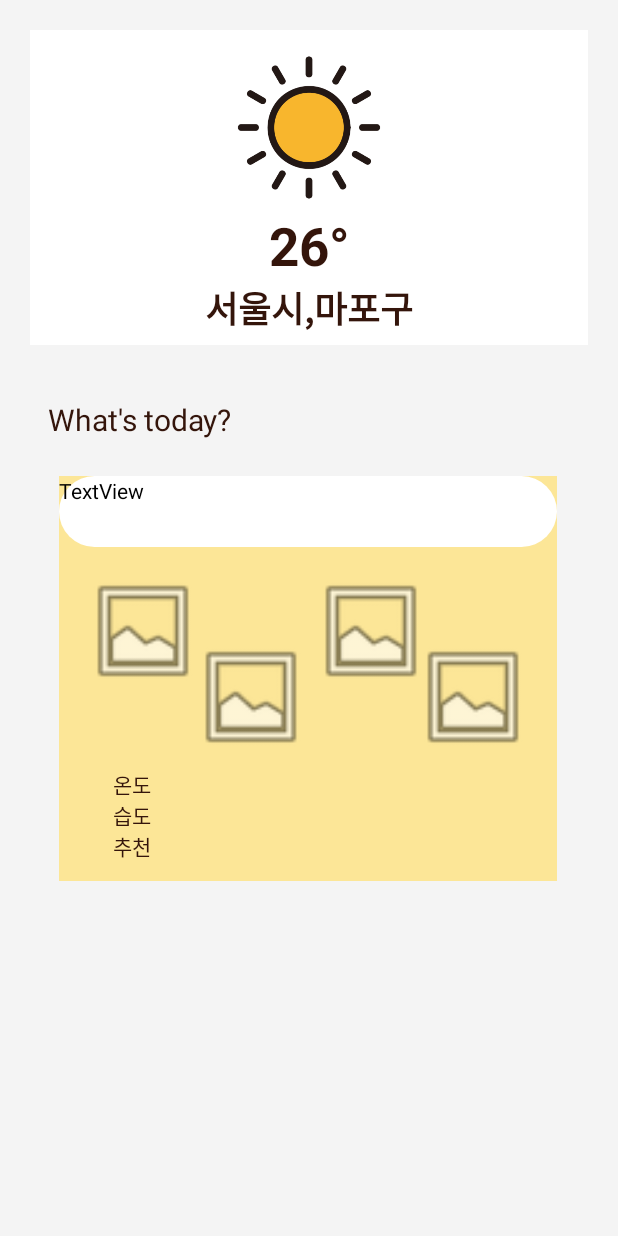
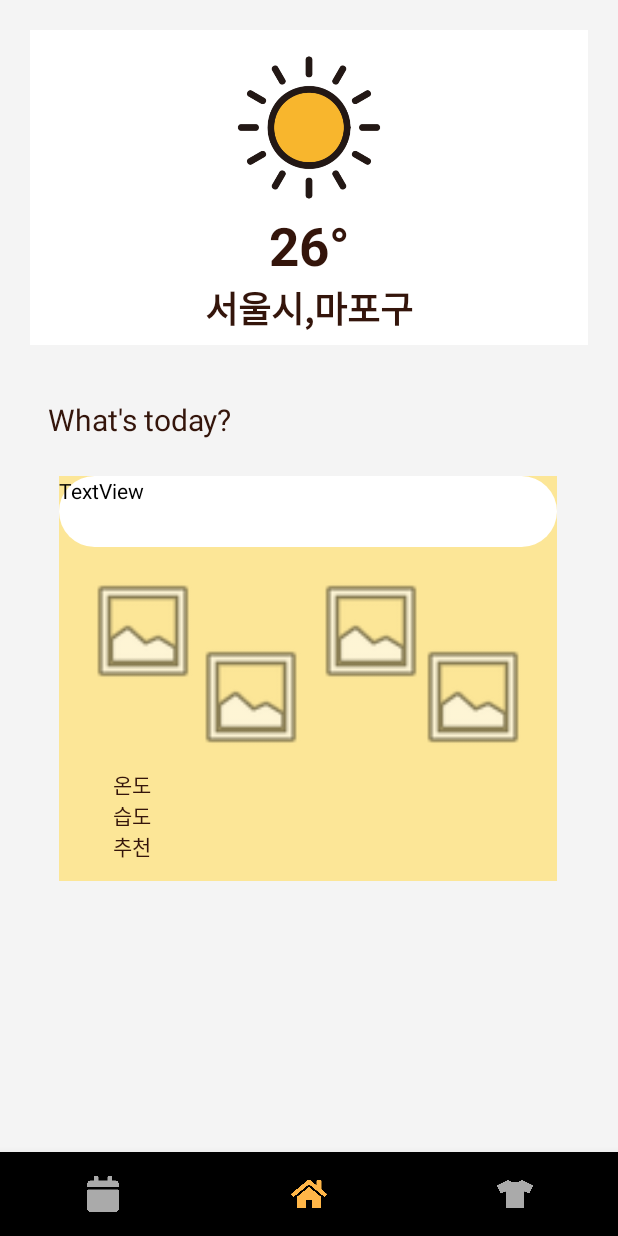
Before and after one commit to bi92/ClothingCast, an Android app: the HomeActivity screen opened directly, with no data from a screen before it, on a phone screen of 412 x 824 dp. Run offline under Robolectric (Android 15) with nearby library versions, the light colour scheme and no system bars; our stand-ins replace Firebase (no records; nobody signed in at launch, a user with empty details on screens opened directly).

Commit message:
set and design bottom navigation

```diff
--- a/app/src/main/AndroidManifest.xml
+++ b/app/src/main/AndroidManifest.xml
@@ -24,6 +24,9 @@
         <activity android:name=".HomeActivity"></activity>
         <activity android:name=".weatherManager" />
 
+        <activity android:name=".View.MyClosetActivity"></activity>
+        <activity android:name=".View.DiaryActivity"></activity>
+
     </application>
 
 </manifest>
--- a/app/src/main/java/com/ccstudio/clothingcast/SignIn.java
+++ b/app/src/main/java/com/ccstudio/clothingcast/SignIn.java
@@ -84,7 +84,7 @@ public class SignIn extends AppCompatActivity implements View.OnClickListener {
                 .build();
         // Build a GoogleSignInClient with the options specified by gso.
         mGoogleSignInClient  = GoogleSignIn.getClient(this, gso);
-        mainactivity = new Intent(this, MainActivity.class);
+        mainactivity = new Intent(this, HomeActivity.class);
         //mainactivity = new Intent(this, AddClothesActivity.class);
 
         userinfo = new Intent(this, UserInfo.class);
--- /dev/null
+++ b/app/src/main/res/drawable/tab_color.xml
@@ -0,0 +1,5 @@
+<?xml version="1.0" encoding="utf-8"?>
+<selector xmlns:android="http://schemas.android.com/apk/res/android">
+    <item android:color="@color/darkYellow" android:state_checked="true"/>
+    <item android:color="@android:color/darker_gray"/>
+</selector>
--- a/app/src/main/res/layout/activity_home.xml
+++ b/app/src/main/res/layout/activity_home.xml
@@ -74,4 +74,15 @@
         app:layout_constraintTop_toBottomOf="@+id/weatherFrame"
         app:layout_constraintVertical_bias="0.467"/>
 
+    <com.google.android.material.bottomnavigation.BottomNavigationView
+        android:id="@+id/bottom_navigation"
+        android:layout_width="match_parent"
+        android:layout_height="wrap_content"
+        app:layout_constraintBottom_toBottomOf="parent"
+        app:layout_constraintEnd_toEndOf="parent"
+        app:layout_constraintStart_toStartOf="parent"
+        app:menu="@menu/bottom_navigation_menu"
+        app:labelVisibilityMode="unlabeled"
+        app:itemIconTint="@drawable/tab_color"/>
+
 </androidx.constraintlayout.widget.ConstraintLayout>
--- a/app/src/main/res/menu/bottom_navigation_menu.xml
+++ b/app/src/main/res/menu/bottom_navigation_menu.xml
@@ -1,18 +1,19 @@
 <?xml version="1.0" encoding="utf-8"?>
-<menu xmlns:android="http://schemas.android.com/apk/res/android">
+<menu xmlns:android="http://schemas.android.com/apk/res/android"
+    xmlns:app="http://schemas.android.com/apk/res-auto">
     <item
-        android:id="@+id/page_1"
+        android:id="@+id/page_diary"
         android:enabled="true"
-        android:icon="@drawable/common_google_signin_btn_icon_dark"
-        android:title="@string/calendar"/>
+        android:icon="@drawable/ic_calendar"
+        android:title="@string/calendar" />
     <item
-        android:id="@+id/page_2"
+        android:id="@+id/page_home"
         android:enabled="true"
-        android:icon="@drawable/common_google_signin_btn_icon_dark"
+        android:icon="@drawable/ic_home"
         android:title="@string/home"/>
     <item
-        android:id="@+id/page_3"
+        android:id="@+id/page_closet"
         android:enabled="true"
-        android:icon="@drawable/common_google_signin_btn_icon_dark"
+        android:icon="@drawable/ic_tshirt"
         android:title="@string/closet"/>
 </menu>
--- a/app/src/main/res/values/colors.xml
+++ b/app/src/main/res/values/colors.xml
@@ -3,4 +3,5 @@
     <color name="colorPrimary">#6200EE</color>
     <color name="colorPrimaryDark">#3700B3</color>
     <color name="colorAccent">#03DAC5</color>
+    <color name="darkYellow">#FFB648</color>
 </resources>
--- a/app/src/main/res/values/strings.xml
+++ b/app/src/main/res/values/strings.xml
@@ -1,8 +1,7 @@
 <resources>
     <string name="app_name">ClothingCast</string>
-    <!-- TODO: Remove or change this placeholder text -->
     <string name="hello_blank_fragment">Hello blank fragment</string>
-    <string name="closet">closet</string>
-    <string name="home">home</string>
-    <string name="calendar">calendar</string>
+    <string name="closet">Closet</string>
+    <string name="home">Home</string>
+    <string name="calendar">Calendar</string>
 </resources>
--- a/app/src/main/res/values/styles.xml
+++ b/app/src/main/res/values/styles.xml
@@ -21,7 +21,6 @@
 
         <item name="android:textColorPrimary">@android:color/black</item>
 
-
     </style>
 
 </resources>
```
Also changed, not shown: app/src/main/java/com/ccstudio/clothingcast/HomeActivity.java (+35 -0 lines), app/src/main/java/com/ccstudio/clothingcast/MainActivity.java (+25 -0 lines), app/src/main/java/com/ccstudio/clothingcast/View/DiaryActivity.java (added, +52 -0 lines), app/src/main/java/com/ccstudio/clothingcast/View/MyClosetActivity.java (added, +58 -0 lines), app/src/main/res/layout/activity_diary.xml (added, +18 -0 lines), app/src/main/res/layout/activity_mycloset.xml (added, +18 -0 lines), app/src/main/res/drawable/ic_calendar.png (added), app/src/main/res/drawable/ic_home.png (added), app/src/main/res/drawable/ic_tshirt.png (added).
